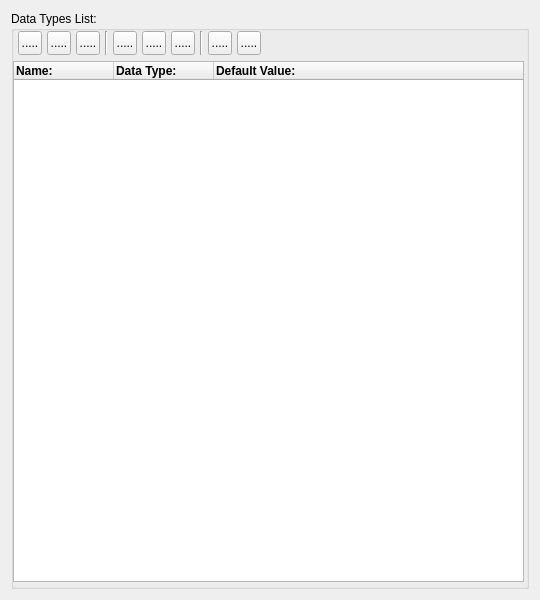
Qt form sources/lusan/view/si/ui/SIDataTypeList.ui (aregtech/areg-sdk-tools) before a commit.
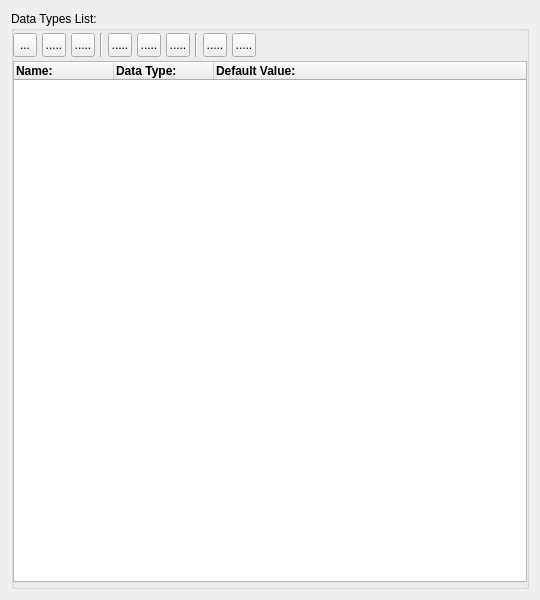
The same form after that commit. Icons and pictures are not drawn.

Patch:
```diff
--- a/sources/lusan/view/si/ui/SIDataTypeList.ui
+++ b/sources/lusan/view/si/ui/SIDataTypeList.ui
@@ -22,8 +22,8 @@
      <widget class="QWidget" name="widget" native="true">
       <property name="geometry">
        <rect>
-        <x>5</x>
-        <y>18</y>
+        <x>0</x>
+        <y>20</y>
         <width>247</width>
         <height>28</height>
        </rect>
@@ -68,7 +68,7 @@
           <string>Create and add new data type entry</string>
          </property>
          <property name="text">
-          <string>.....</string>
+          <string>...</string>
          </property>
          <property name="icon">
           <iconset resource="../../../res/lusan.qrc">
@@ -423,13 +423,13 @@
        <rect>
         <x>2</x>
         <y>50</y>
-        <width>511</width>
+        <width>521</width>
         <height>521</height>
        </rect>
       </property>
       <layout class="QHBoxLayout" name="horizontalLayout_2">
        <property name="rightMargin">
-        <number>0</number>
+        <number>7</number>
        </property>
        <item>
         <widget class="QTreeWidget" name="treeTypes">
@@ -476,8 +476,12 @@
           <property name="font">
            <font>
             <bold>true</bold>
+            <kerning>true</kerning>
            </font>
           </property>
+          <property name="textAlignment">
+           <set>AlignLeading|AlignVCenter</set>
+          </property>
          </column>
          <column>
           <property name="text">
@@ -486,8 +490,12 @@
           <property name="font">
            <font>
             <bold>true</bold>
+            <kerning>true</kerning>
            </font>
           </property>
+          <property name="textAlignment">
+           <set>AlignLeading|AlignVCenter</set>
+          </property>
          </column>
          <column>
           <property name="text">
@@ -496,8 +504,12 @@
           <property name="font">
            <font>
             <bold>true</bold>
+            <kerning>true</kerning>
            </font>
           </property>
+          <property name="textAlignment">
+           <set>AlignLeading|AlignVCenter</set>
+          </property>
          </column>
         </widget>
        </item>
```
Left out of the diff: 2 changed lines with no effect on the pictures.
